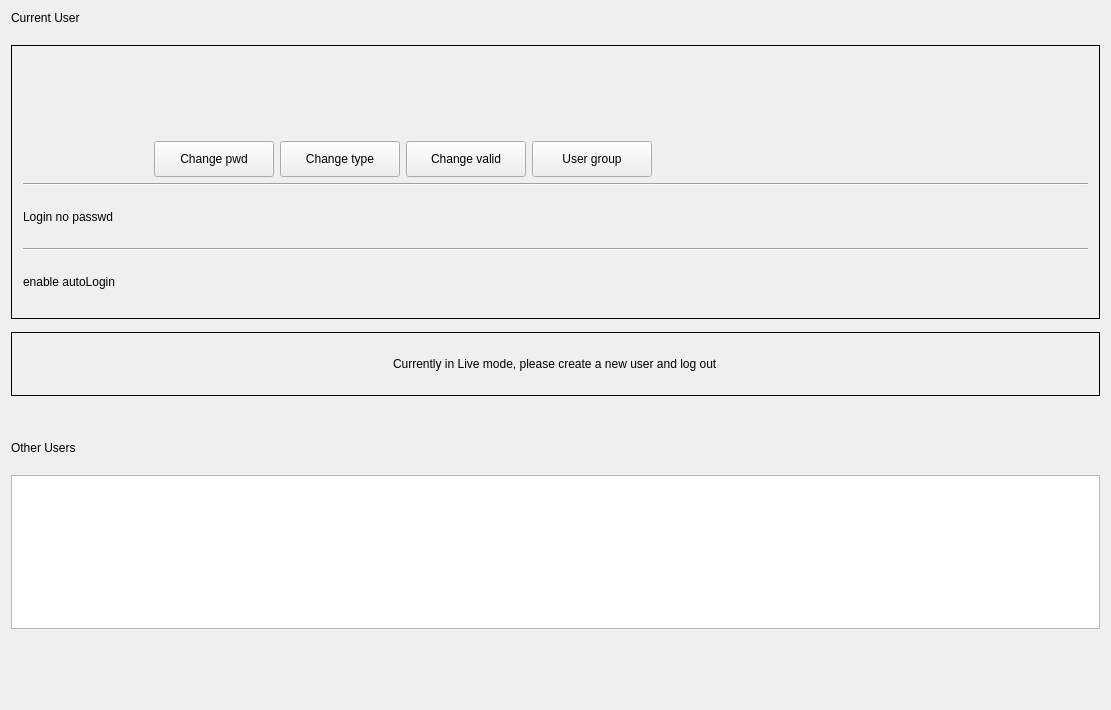
Qt form plugins/account/userinfo/userinfo.ui (ukui/kylin-control-center) before a commit.
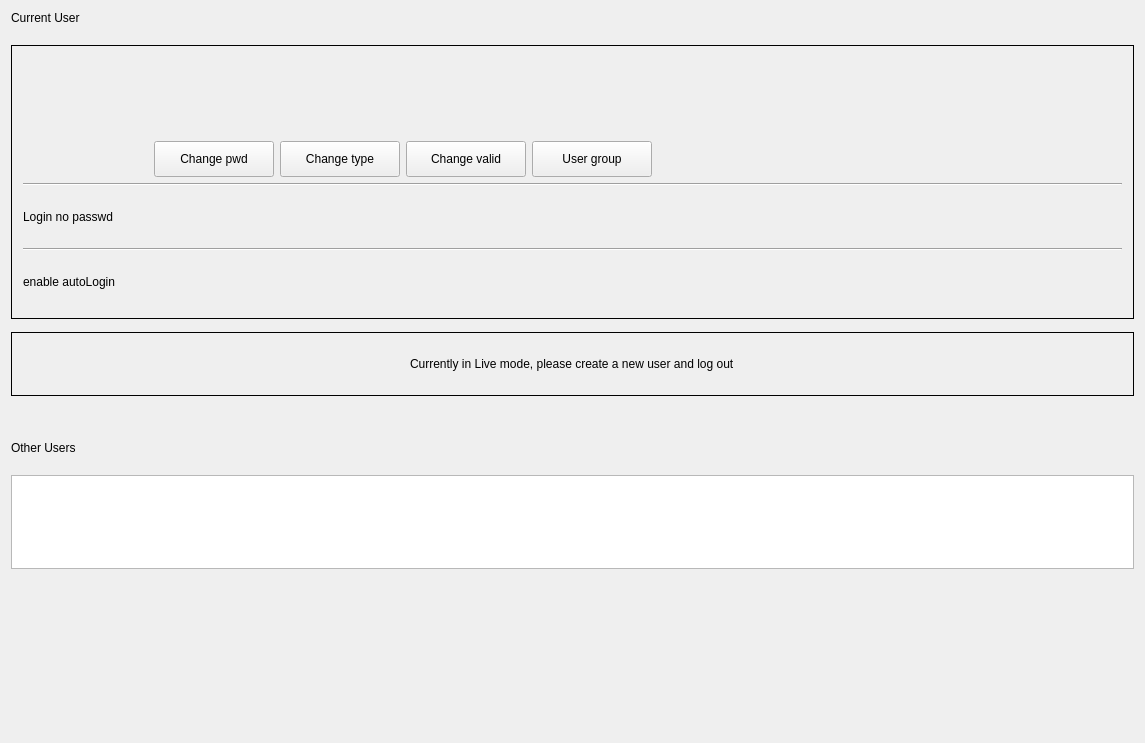
The same form after that commit.

Commit message: 修改用户界面UI以及恢复窗口阴影

The edit to the form file:
```diff
--- a/plugins/account/userinfo/userinfo.ui
+++ b/plugins/account/userinfo/userinfo.ui
@@ -6,19 +6,19 @@
    <rect>
     <x>0</x>
     <y>0</y>
-    <width>1111</width>
-    <height>710</height>
+    <width>1145</width>
+    <height>743</height>
    </rect>
   </property>
   <property name="minimumSize">
    <size>
-    <width>900</width>
+    <width>804</width>
     <height>675</height>
    </size>
   </property>
   <property name="maximumSize">
    <size>
-    <width>1620</width>
+    <width>16777215</width>
     <height>1080</height>
    </size>
   </property>
@@ -706,15 +706,21 @@
    </item>
    <item>
     <widget class="QListWidget" name="listWidget">
+     <property name="sizePolicy">
+      <sizepolicy hsizetype="Preferred" vsizetype="Expanding">
+       <horstretch>0</horstretch>
+       <verstretch>0</verstretch>
+      </sizepolicy>
+     </property>
      <property name="minimumSize">
       <size>
        <width>804</width>
-       <height>0</height>
+       <height>61</height>
       </size>
      </property>
      <property name="maximumSize">
       <size>
-       <width>1524</width>
+       <width>16777215</width>
        <height>16777215</height>
       </size>
      </property>
@@ -727,6 +733,15 @@
        <height>0</height>
       </size>
      </property>
+     <property name="resizeMode">
+      <enum>QListView::Adjust</enum>
+     </property>
+     <property name="gridSize">
+      <size>
+       <width>0</width>
+       <height>0</height>
+      </size>
+     </property>
     </widget>
    </item>
    <item>
@@ -739,8 +754,8 @@
      </property>
      <property name="maximumSize">
       <size>
-       <width>1504</width>
-       <height>60</height>
+       <width>1524</width>
+       <height>64</height>
       </size>
      </property>
      <layout class="QHBoxLayout" name="horizontalLayout_2">
@@ -772,6 +787,19 @@
      </layout>
     </widget>
    </item>
+   <item>
+    <spacer name="verticalSpacer_7">
+     <property name="orientation">
+      <enum>Qt::Vertical</enum>
+     </property>
+     <property name="sizeHint" stdset="0">
+      <size>
+       <width>20</width>
+       <height>50</height>
+      </size>
+     </property>
+    </spacer>
+   </item>
   </layout>
   <zorder>titleLabel</zorder>
   <zorder>currentUserFrame</zorder>
```
Left out of the diff: 5 changed lines with no effect on the pictures. The commit also changes 3 other files.
